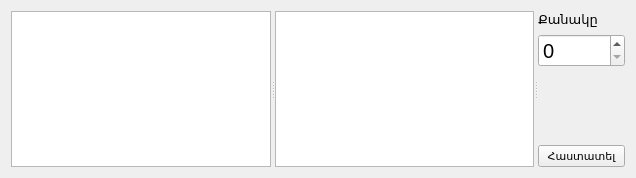
Old version of the form src/storeexplorer.ui in the repository ADCompany/AD-Farm.
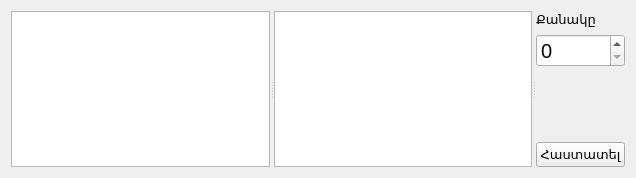
New version of the form. Icons and pictures are not drawn.

The edit to the form file:
```diff
--- a/src/storeexplorer.ui
+++ b/src/storeexplorer.ui
@@ -88,7 +88,7 @@
          </property>
          <property name="font">
           <font>
-           <pointsize>8</pointsize>
+           <pointsize>10</pointsize>
           </font>
          </property>
          <property name="text">
```
